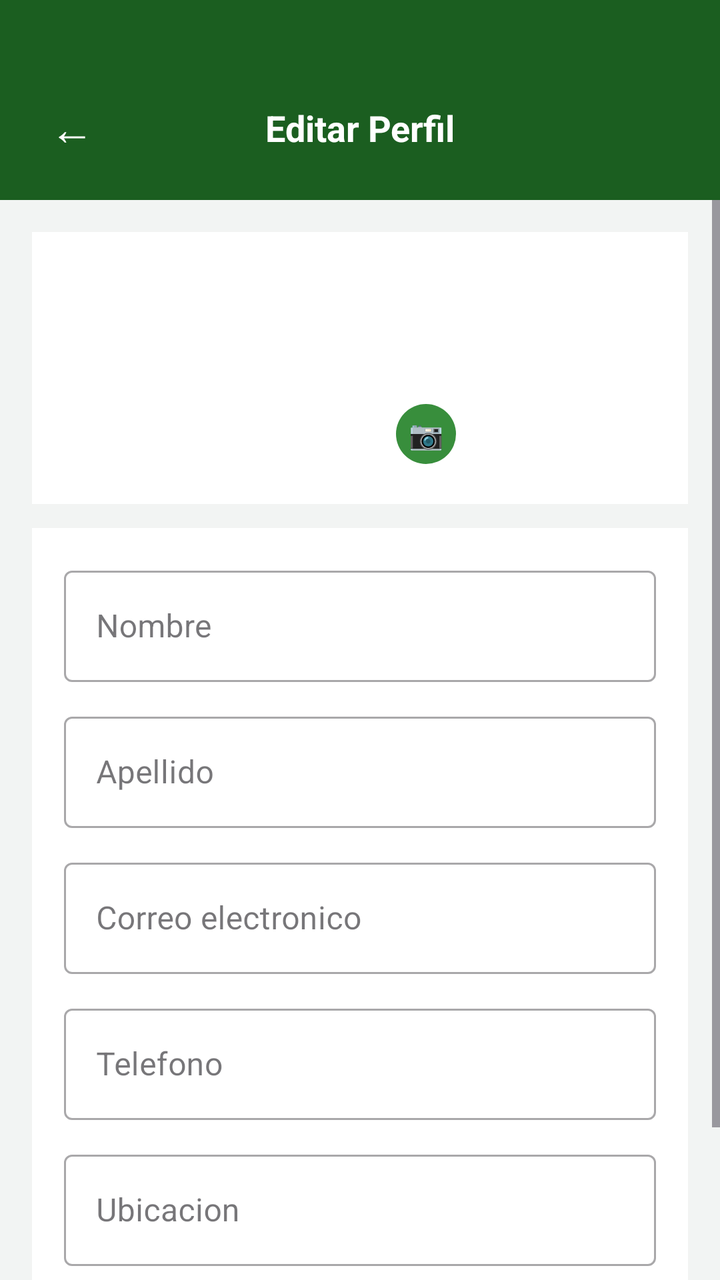
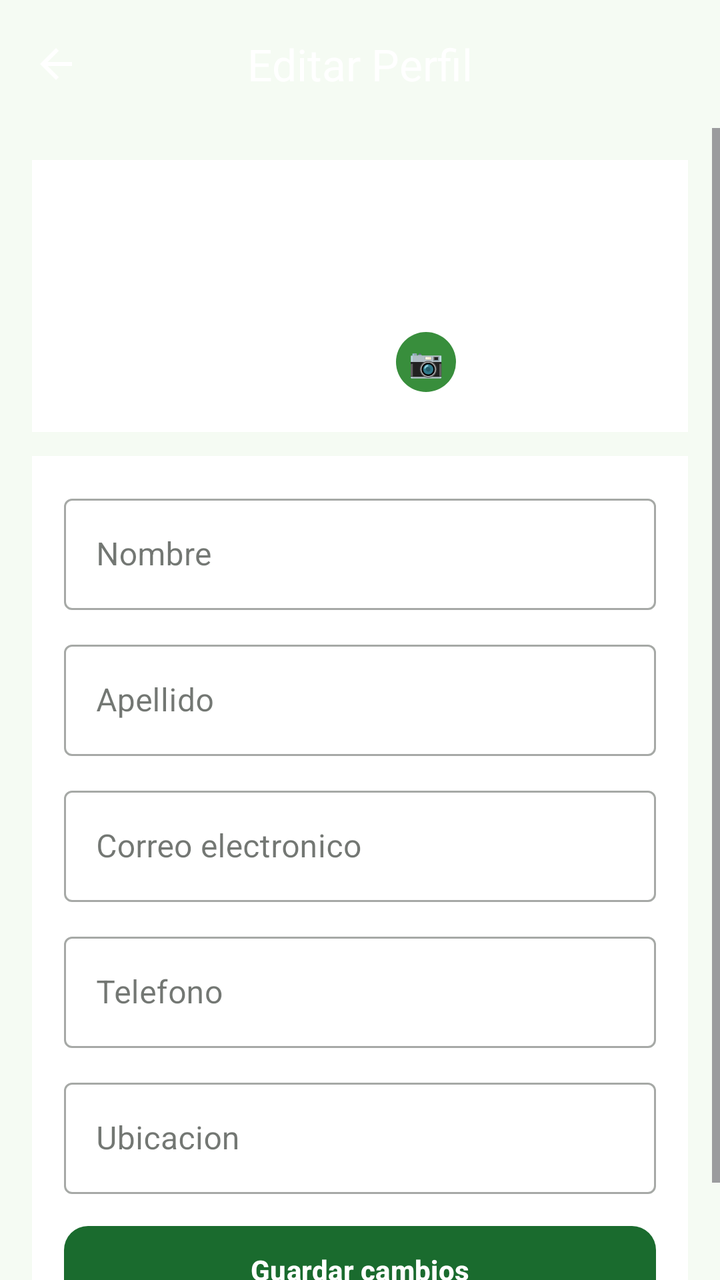

Before-and-after screenshots of an Android layout around one commit, followed by the original layout XML and the change that was made.
<!-- AndroidManifest.xml: application theme Theme.Guander -->
<!-- res/layout/activity_edit_profile.xml -->
﻿<?xml version="1.0" encoding="utf-8"?>
<LinearLayout xmlns:android="http://schemas.android.com/apk/res/android"
    xmlns:app="http://schemas.android.com/apk/res-auto"
    android:layout_width="match_parent"
    android:layout_height="match_parent"
    android:orientation="vertical"
    android:background="@color/background_light">

    
    <LinearLayout
        android:layout_width="match_parent"
        android:layout_height="wrap_content"
        android:background="@color/green_header"
        android:orientation="horizontal"
        android:paddingStart="16dp"
        android:paddingEnd="16dp"
        android:paddingTop="44dp"
        android:paddingBottom="16dp"
        android:gravity="center_vertical">

        <TextView
            android:id="@+id/btn_back"
            android:layout_width="40dp"
            android:layout_height="40dp"
            android:gravity="center"
            android:text="←"
            android:textColor="@color/white"
            android:textSize="22sp"
            android:background="?attr/selectableItemBackgroundBorderless" />

        <TextView
            android:layout_width="0dp"
            android:layout_height="wrap_content"
            android:layout_weight="1"
            android:gravity="center"
            android:text="Editar Perfil"
            android:textColor="@color/white"
            android:textSize="18sp"
            android:textStyle="bold"
            android:layout_marginEnd="40dp" />
    </LinearLayout>

    <ScrollView
        android:layout_width="match_parent"
        android:layout_height="match_parent">

        <LinearLayout
            android:layout_width="match_parent"
            android:layout_height="wrap_content"
            android:orientation="vertical"
            android:padding="16dp">

            
            <LinearLayout
                android:layout_width="match_parent"
                android:layout_height="wrap_content"
                android:background="@color/white"
                android:gravity="center"
                android:orientation="vertical"
                android:padding="20dp"
                android:layout_marginBottom="12dp">

                <FrameLayout
                    android:layout_width="96dp"
                    android:layout_height="96dp">
                    <com.google.android.material.imageview.ShapeableImageView
                        android:id="@+id/iv_edit_avatar"
                        android:layout_width="96dp"
                        android:layout_height="96dp"
                        android:scaleType="centerCrop"
                        android:src="@mipmap/ic_launcher"
                        app:shapeAppearanceOverlay="@style/CircleImageStyle" />
                    <TextView
                        android:id="@+id/btn_edit_photo"
                        android:layout_width="30dp"
                        android:layout_height="30dp"
                        android:layout_gravity="bottom|end"
                        android:background="@drawable/shape_camera_badge"
                        android:gravity="center"
                        android:text="📷"
                        android:textSize="14sp" />
                </FrameLayout>

                <ProgressBar
                    android:id="@+id/pb_edit_upload"
                    android:layout_width="24dp"
                    android:layout_height="24dp"
                    android:layout_marginTop="6dp"
                    android:visibility="gone" />
            </LinearLayout>

            
            <LinearLayout
                android:layout_width="match_parent"
                android:layout_height="wrap_content"
                android:orientation="vertical"
                android:background="@color/white"
                android:padding="16dp">

                <com.google.android.material.textfield.TextInputLayout
                    android:layout_width="match_parent"
                    android:layout_height="wrap_content"
                    android:hint="Nombre"
                    android:layout_marginBottom="12dp"
                    app:hintTextColor="#1B4D2E"
                    style="@style/Widget.MaterialComponents.TextInputLayout.OutlinedBox">
                    <com.google.android.material.textfield.TextInputEditText
                        android:id="@+id/et_name"
                        android:layout_width="match_parent"
                        android:layout_height="wrap_content"
                        android:textColor="#212121"
                        android:inputType="textPersonName" />
                </com.google.android.material.textfield.TextInputLayout>

                <com.google.android.material.textfield.TextInputLayout
                    android:layout_width="match_parent"
                    android:layout_height="wrap_content"
                    android:hint="Apellido"
                    android:layout_marginBottom="12dp"
                    app:hintTextColor="#1B4D2E"
                    style="@style/Widget.MaterialComponents.TextInputLayout.OutlinedBox">
                    <com.google.android.material.textfield.TextInputEditText
                        android:id="@+id/et_lastname"
                        android:layout_width="match_parent"
                        android:layout_height="wrap_content"
                        android:textColor="#212121"
                        android:inputType="textPersonName" />
                </com.google.android.material.textfield.TextInputLayout>

                <com.google.android.material.textfield.TextInputLayout
                    android:layout_width="match_parent"
                    android:layout_height="wrap_content"
                    android:hint="Correo electronico"
                    android:layout_marginBottom="12dp"
                    app:hintTextColor="#1B4D2E"
                    style="@style/Widget.MaterialComponents.TextInputLayout.OutlinedBox">
                    <com.google.android.material.textfield.TextInputEditText
                        android:id="@+id/et_email"
                        android:layout_width="match_parent"
                        android:layout_height="wrap_content"
                        android:textColor="#757575"
                        android:inputType="textEmailAddress"
                        android:enabled="false" />
                </com.google.android.material.textfield.TextInputLayout>

                <com.google.android.material.textfield.TextInputLayout
                    android:layout_width="match_parent"
                    android:layout_height="wrap_content"
                    android:hint="Telefono"
                    android:layout_marginBottom="12dp"
                    app:hintTextColor="#1B4D2E"
                    style="@style/Widget.MaterialComponents.TextInputLayout.OutlinedBox">
                    <com.google.android.material.textfield.TextInputEditText
                        android:id="@+id/et_tel"
                        android:layout_width="match_parent"
                        android:layout_height="wrap_content"
                        android:textColor="#212121"
                        android:inputType="phone" />
                </com.google.android.material.textfield.TextInputLayout>

                <com.google.android.material.textfield.TextInputLayout
                    android:layout_width="match_parent"
                    android:layout_height="wrap_content"
                    android:hint="Ubicacion"
                    android:layout_marginBottom="12dp"
                    app:hintTextColor="#1B4D2E"
                    style="@style/Widget.MaterialComponents.TextInputLayout.OutlinedBox">
                    <com.google.android.material.textfield.TextInputEditText
                        android:id="@+id/et_address"
                        android:layout_width="match_parent"
                        android:layout_height="wrap_content"
                        android:textColor="#212121"
                        android:inputType="textPostalAddress" />
                </com.google.android.material.textfield.TextInputLayout>

                <com.google.android.material.button.MaterialButton
                    android:id="@+id/btn_save"
                    android:layout_width="match_parent"
                    android:layout_height="52dp"
                    android:text="Guardar cambios"
                    android:textStyle="bold"
                    app:backgroundTint="@color/green_primary"
                    app:cornerRadius="12dp" />

                <ProgressBar
                    android:id="@+id/pb_saving"
                    android:layout_width="wrap_content"
                    android:layout_height="wrap_content"
                    android:layout_gravity="center"
                    android:layout_marginTop="8dp"
                    android:visibility="gone" />
            </LinearLayout>
        </LinearLayout>
    </ScrollView>
</LinearLayout>
<!-- resources referenced by this layout -->
<resources>
  <color name="background_light">#F2F4F3</color>
  <color name="green_header">#1B5E20</color>
  <color name="green_primary">#2E7D32</color>
  <color name="white">#FFFFFFFF</color>
  <style name="Theme.Guander" parent="Base.Theme.Guander" />
  <color name="ic_launcher_background">#FFFFFF</color>
  <style name="Base.Theme.Guander" parent="Theme.Material3.DayNight.NoActionBar">
          
          
      </style>
  <!-- unchanged entries left out for length: 4 -->
</resources>

<!-- the commit's change to res/layout/activity_edit_profile.xml (unified diff, before → after) -->
@@ -4,41 +4,24 @@
     android:layout_width="match_parent"
     android:layout_height="match_parent"
     android:orientation="vertical"
-    android:background="@color/background_light">
+    android:background="?android:attr/colorBackground">
 
     
-    <LinearLayout
+    <com.google.android.material.appbar.AppBarLayout
         android:layout_width="match_parent"
         android:layout_height="wrap_content"
-        android:background="@color/green_header"
-        android:orientation="horizontal"
-        android:paddingStart="16dp"
-        android:paddingEnd="16dp"
-        android:paddingTop="44dp"
-        android:paddingBottom="16dp"
-        android:gravity="center_vertical">
+        android:fitsSystemWindows="true">
 
-        <TextView
+        <com.google.android.material.appbar.MaterialToolbar
             android:id="@+id/btn_back"
-            android:layout_width="40dp"
-            android:layout_height="40dp"
-            android:gravity="center"
-            android:text="←"
-            android:textColor="@color/white"
-            android:textSize="22sp"
-            android:background="?attr/selectableItemBackgroundBorderless" />
-
-        <TextView
-            android:layout_width="0dp"
-            android:layout_height="wrap_content"
-            android:layout_weight="1"
-            android:gravity="center"
-            android:text="Editar Perfil"
-            android:textColor="@color/white"
-            android:textSize="18sp"
-            android:textStyle="bold"
-            android:layout_marginEnd="40dp" />
-    </LinearLayout>
+            android:layout_width="match_parent"
+            android:layout_height="?attr/actionBarSize"
+            app:navigationIcon="@drawable/ic_arrow_back"
+            app:navigationIconTint="?attr/colorOnPrimary"
+            app:title="Editar Perfil"
+            app:titleTextColor="?attr/colorOnPrimary"
+            app:titleCentered="true" />
+    </com.google.android.material.appbar.AppBarLayout>
 
     <ScrollView
         android:layout_width="match_parent"
<!-- resource entries referenced after the edit -->
@@ -1,15 +1,69 @@
 <!-- resources referenced by this layout -->
 <resources>
-  <color name="background_light">#F2F4F3</color>
-  <color name="green_header">#1B5E20</color>
-  <color name="green_primary">#2E7D32</color>
+  <color name="green_primary">@color/md_theme_primary</color>
   <color name="white">#FFFFFFFF</color>
+  <!-- drawable ic_arrow_back (drawable) -->
+  ﻿<vector xmlns:android="http://schemas.android.com/apk/res/android"
+      android:width="24dp"
+      android:height="24dp"
+      android:viewportWidth="24"
+      android:viewportHeight="24">
+      <path
+          android:fillColor="@android:color/black"
+          android:pathData="M20,11H7.83l5.59,-5.59L12,4l-8,8 8,8 1.41,-1.41L7.83,13H20v-2z" />
+  </vector>
   <style name="Theme.Guander" parent="Base.Theme.Guander" />
+  <color name="md_theme_primary">#1A6B2E</color>
   <color name="ic_launcher_background">#FFFFFF</color>
-  <style name="Base.Theme.Guander" parent="Theme.Material3.DayNight.NoActionBar">
-          
-          
+  <style name="Base.Theme.Guander" parent="Theme.Material3.Light.NoActionBar">
+          <item name="colorPrimary">@color/md_theme_primary</item>
+          <item name="colorOnPrimary">@color/md_theme_on_primary</item>
+          <item name="colorPrimaryContainer">@color/md_theme_primary_container</item>
+          <item name="colorOnPrimaryContainer">@color/md_theme_on_primary_container</item>
+          <item name="colorSecondary">@color/md_theme_secondary</item>
+          <item name="colorOnSecondary">@color/md_theme_on_secondary</item>
+          <item name="colorSecondaryContainer">@color/md_theme_secondary_container</item>
+          <item name="colorOnSecondaryContainer">@color/md_theme_on_secondary_container</item>
+          <item name="colorTertiary">@color/md_theme_tertiary</item>
+          <item name="colorOnTertiary">@color/md_theme_on_tertiary</item>
+          <item name="colorTertiaryContainer">@color/md_theme_tertiary_container</item>
+          <item name="colorOnTertiaryContainer">@color/md_theme_on_tertiary_container</item>
+          <item name="colorError">@color/md_theme_error</item>
+          <item name="colorOnError">@color/md_theme_on_error</item>
+          <item name="colorErrorContainer">@color/md_theme_error_container</item>
+          <item name="colorOnErrorContainer">@color/md_theme_on_error_container</item>
+          <item name="android:colorBackground">@color/md_theme_background</item>
+          <item name="colorOnBackground">@color/md_theme_on_background</item>
+          <item name="colorSurface">@color/md_theme_surface</item>
+          <item name="colorOnSurface">@color/md_theme_on_surface</item>
+          <item name="colorSurfaceVariant">@color/md_theme_surface_variant</item>
+          <item name="colorOnSurfaceVariant">@color/md_theme_on_surface_variant</item>
+          <item name="colorOutline">@color/md_theme_outline</item>
+          <item name="colorOutlineVariant">@color/md_theme_outline_variant</item>
       </style>
+  <color name="md_theme_on_primary">#FFFFFF</color>
+  <color name="md_theme_primary_container">#A8F5B4</color>
+  <color name="md_theme_on_primary_container">#002109</color>
+  <color name="md_theme_secondary">#516350</color>
+  <color name="md_theme_on_secondary">#FFFFFF</color>
+  <color name="md_theme_secondary_container">#D3E8D0</color>
+  <color name="md_theme_on_secondary_container">#0E1F0F</color>
+  <color name="md_theme_tertiary">#39656C</color>
+  <color name="md_theme_on_tertiary">#FFFFFF</color>
+  <color name="md_theme_tertiary_container">#BCEBF2</color>
+  <color name="md_theme_on_tertiary_container">#001F24</color>
+  <color name="md_theme_error">#BA1A1A</color>
+  <color name="md_theme_on_error">#FFFFFF</color>
+  <color name="md_theme_error_container">#FFDAD6</color>
+  <color name="md_theme_on_error_container">#410002</color>
+  <color name="md_theme_background">#F5FBF3</color>
+  <color name="md_theme_on_background">#161D16</color>
+  <color name="md_theme_surface">#F5FBF3</color>
+  <color name="md_theme_on_surface">#161D16</color>
+  <color name="md_theme_surface_variant">#DDE5DA</color>
+  <color name="md_theme_on_surface_variant">#414941</color>
+  <color name="md_theme_outline">#717971</color>
+  <color name="md_theme_outline_variant">#C1C9BF</color>
   <!-- unchanged entries left out for length: 4 -->
 </resources>
 
